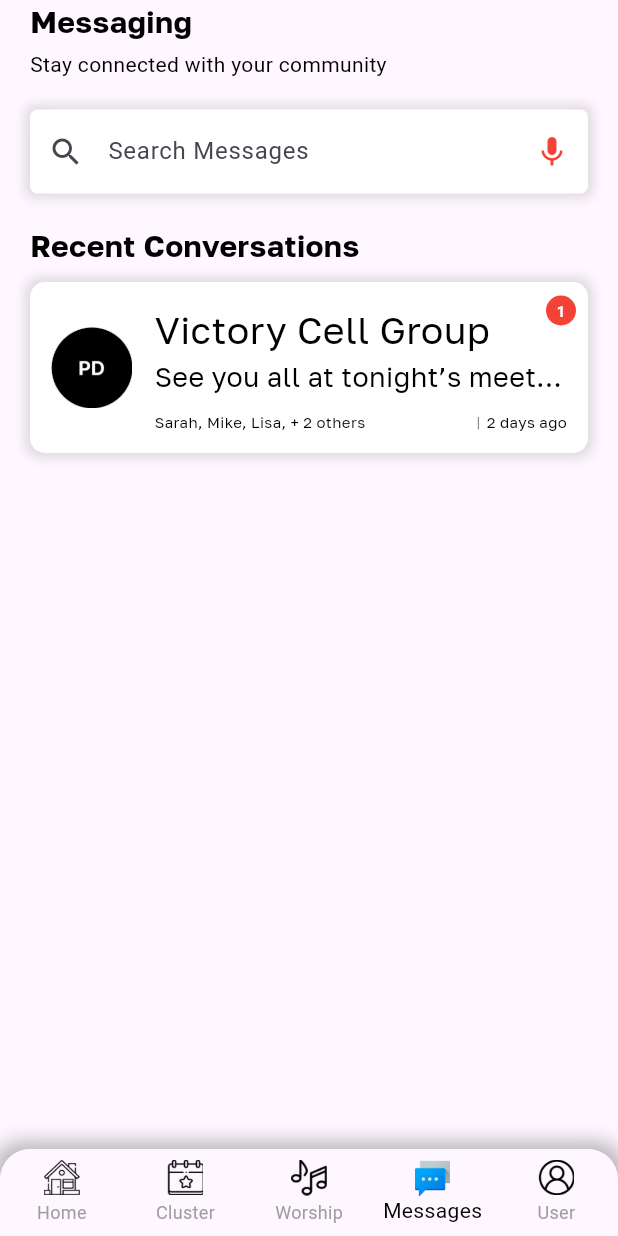
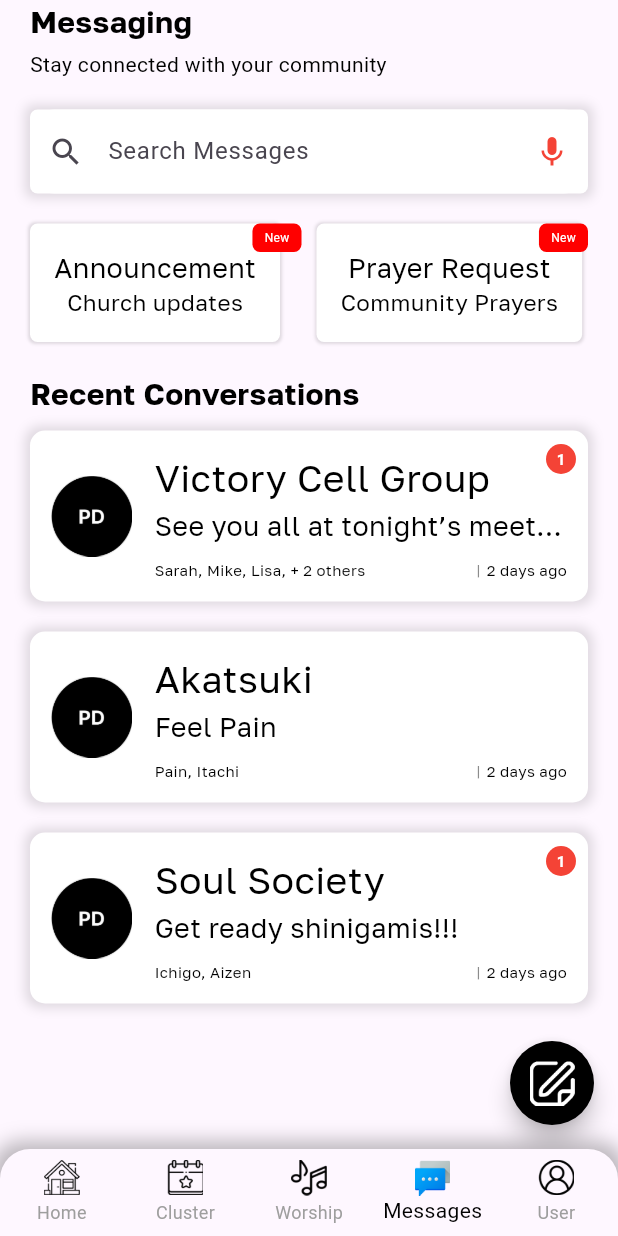
Before and after one commit to PhilipNzube/bcci_platform, a Flutter app: the screen it shows after launch, item 4 of the bottom bar chosen, on a phone screen of 412 x 824 dp. Run offline on Flutter 3.47's test engine with Material 3 defaults, Android fonts, the light colour scheme and no system bars; our stand-ins replace carousel_slider, connectivity_plus, flutter_secure_storage, shared_preferences.

Commit message:
delete 1 file and update 12 files

```diff
--- /dev/null
+++ b/lib/presentation/controllers/user_page_controller.dart
@@ -0,0 +1,168 @@
+import 'package:carousel_slider/carousel_slider.dart';
+import 'package:flutter/material.dart' hide CarouselController;
+import 'package:flutter_secure_storage/flutter_secure_storage.dart';
+import 'package:shared_preferences/shared_preferences.dart';
+import 'dart:async';
+import 'package:connectivity_plus/connectivity_plus.dart';
+
+class UserPageController extends ChangeNotifier {
+  final TextEditingController _searchController = TextEditingController();
+  final FocusNode _searchFocusNode = FocusNode();
+  List _searchResults = [];
+  bool _searchLoading = false;
+  bool _isSearching = false;
+  List<String> _imagePaths = [
+    "images/Banner.png",
+    "images/Banner.png",
+    "images/Banner.png",
+  ];
+  int _current = 0;
+  final CarouselController _controller = CarouselController();
+  Map<String, bool> _isLikedMap = {};
+  int? _selectedRadioValue = 0;
+  final storage = const FlutterSecureStorage();
+  ValueNotifier<String?> _selectedFilter = ValueNotifier<String?>(null);
+  bool _isFilterActive = false;
+  int? userId;
+  String? _fullName;
+  String? _userName;
+  String? _profileImage;
+  String? _email;
+  String? _address;
+  String? _city;
+  String? _state;
+  String? _storeName;
+  String? _storeWebsiteUrl;
+  String? _storeDescription;
+  String? _walletBalance;
+  String? _phone;
+  String? _gender;
+  String? _role;
+  List<Map<String, dynamic>> products = [];
+  bool _isLoading = false;
+  late SharedPreferences prefs;
+  Timer? _timer;
+  int _remainingTime = 0;
+  bool _isLoading2 = false;
+  bool _isRefreshing = false;
+  StreamSubscription<ConnectivityResult>? connectivitySubscription;
+  late ScrollController _scrollController;
+  int pageNum = 1;
+  bool _isFetchingMore = false;
+  String _userRole = "";
+  String _url = "";
+  bool _isMoved = false;
+  bool _isLoggedOut = false;
+  String _previousRole = "Customer";
+  String _currentRole = "Customer";
+  bool _activateFabForCustomerView = false;
+  // late Future<void> _userData;
+
+  UserPageController() {
+    initialize();
+  }
+
+  //public getters
+  String? get fullName => _fullName;
+  String? get userName => _userName;
+  String? get phone => _phone;
+  String? get email => _email;
+  String? get profileImage => _profileImage;
+  String? get address => _address;
+  String? get city => _city;
+  String? get state => _state;
+  String? get storeName => _storeName;
+  String? get storeWebsiteUrl => _storeWebsiteUrl;
+  String? get storeDescription => _storeDescription;
+  String? get walletBalance => _walletBalance;
+  String? get gender => _gender;
+  String? get role => _role;
+  int get remainingTime => _remainingTime;
+  bool get isSearching => _isSearching;
+  bool get isLoading => _isLoading;
+  bool get isLoading2 => _isLoading2;
+  bool get searchLoading => _searchLoading;
+  List<dynamic> get searchResults => _searchResults;
+  int get current => _current;
+  bool get isFetchingMore => _isFetchingMore;
+  List<String> get imagePaths => _imagePaths;
+  bool get isFilterActive => _isFilterActive;
+  ValueNotifier<String?> get selectedFilter => _selectedFilter;
+  int? get selectedRadioValue => _selectedRadioValue;
+  String get userRole => _userRole;
+  bool get isMoved => _isMoved;
+  bool get isLoggedOut => _isLoggedOut;
+  String get previousRole => _previousRole;
+  String get currentRole => _currentRole;
+  bool get activateFabForCustomerView => _activateFabForCustomerView;
+  // Future<void> get userData => _userData;
+
+  TextEditingController get searchController => _searchController;
+  CarouselController get controller => _controller;
+  ScrollController get scrollController => _scrollController;
+
+  FocusNode get searchFocusNode => _searchFocusNode;
+
+  void setActivateFabForCustomerView(bool value) {
+    _activateFabForCustomerView = value;
+    notifyListeners();
+  }
+
+  void setCurrentRole(String value) {
+    _currentRole = value;
+    notifyListeners();
+  }
+
+  void setPreviousRole(String value) {
+    _previousRole = value;
+    notifyListeners();
+  }
+
+  void refreshController() {
+    notifyListeners();
+  }
+
+  void setIsLoading(bool value) {
+    _isLoading = value;
+    notifyListeners();
+  }
+
+  void setIsLoggedOut(bool value) {
+    _isLoggedOut = value;
+    notifyListeners();
+  }
+
+  void setIsSearching(bool value) {
+    _isSearching = value;
+    notifyListeners();
+  }
+
+  void setCurrent(int value) {
+    _current = value;
+    notifyListeners();
+  }
+
+  void setIsFilterActive(bool value) {
+    _isFilterActive = value;
+    notifyListeners();
+  }
+
+  void setSelectedRadioValue(int value) {
+    _selectedRadioValue = value;
+    notifyListeners();
+  }
+
+  void setIsMoved(bool value) {
+    _isMoved = value;
+    notifyListeners();
+  }
+
+  void initialize() async {
+    await initializePrefs();
+  }
+
+  Future<void> initializePrefs() async {
+    prefs = await SharedPreferences.getInstance();
+    notifyListeners();
+  }
+}
--- a/lib/presentation/screens/main_app/main_app.dart
+++ b/lib/presentation/screens/main_app/main_app.dart
@@ -1,6 +1,7 @@
 import 'package:bcci_platform/presentation/screens/cluster_page/cluster_page.dart';
 import 'package:bcci_platform/presentation/screens/home_page/home_page.dart';
 import 'package:bcci_platform/presentation/screens/messages_page/messages_page.dart';
+import 'package:bcci_platform/presentation/screens/user_page/user_page.dart';
 import 'package:bcci_platform/presentation/screens/worship_page/worship_page.dart';
 import 'package:flutter/material.dart';
 import '../../../core/services/connectivity_service.dart';
@@ -56,6 +57,7 @@ class _MainAppState extends State<MainApp> with TickerProviderStateMixin {
               ClusterPage(),
               WorshipPage(),
               MessagesPage(),
+              UserPage(),
             ],
           ),
         ),
--- a/lib/presentation/screens/messages_page/messages_page.dart
+++ b/lib/presentation/screens/messages_page/messages_page.dart
@@ -1,9 +1,10 @@
 import 'package:bcci_platform/core/widgets/custom_gap.dart';
 import 'package:bcci_platform/presentation/controllers/messages_page_controller.dart';
+import 'package:bcci_platform/presentation/screens/messages_page/widgets/new_info_card.dart';
 import 'package:bcci_platform/presentation/screens/messages_page/widgets/recent_chat_card.dart';
 import 'package:bcci_platform/presentation/screens/worship_page/widgets/audio_card.dart';
 import 'package:bcci_platform/presentation/screens/worship_page/widgets/filter_chip.dart';
-import 'package:flutter/material.dart' hide CarouselController, FilterChip;
+import 'package:flutter/material.dart' hide CarouselController, NewInfoCard;
 import 'package:provider/provider.dart';
 
 class MessagesPage extends StatefulWidget {
@@ -77,6 +78,28 @@ class _MessagesPageState extends State<MessagesPage>
                         ),
                       ),
                       Gap(20),
+                      Row(
+                        mainAxisAlignment: MainAxisAlignment.spaceBetween,
+                        children: [
+                          Expanded(
+                            child: NewInfoCard(
+                              title: "Announcement",
+                              message: "Church updates",
+                              badgeText: "New",
+                            ),
+                          ),
+                          const SizedBox(width: 10),
+                          Expanded(
+                            child: NewInfoCard(
+                              title: "Prayer Request",
+                              message: "Community Prayers",
+                              badgeText: "New",
+                            ),
+                          ),
+                        ],
+                      ),
+
+                      Gap(20),
                       const Text(
                         "Recent Conversations",
                         style: TextStyle(
@@ -95,9 +118,35 @@ class _MessagesPageState extends State<MessagesPage>
                         timeStamp: "2 days ago",
                         count: 1,
                       ),
+                      RecentChatCard(
+                        img: "images/Pastor_David_Convo.png",
+                        name: "Akatsuki",
+                        chat: "Feel Pain",
+                        members: "Pain, Itachi",
+                        timeStamp: "2 days ago",
+                      ),
+                      RecentChatCard(
+                        img: "images/Pastor_David_Convo.png",
+                        name: "Soul Society",
+                        chat: "Get ready shinigamis!!!",
+                        members: "Ichigo, Aizen",
+                        timeStamp: "2 days ago",
+                        count: 1,
+                      ),
                       Gap(10),
                     ],
                   ),
+                ),
+              ),
+              floatingActionButton: FloatingActionButton(
+                heroTag: 'message_fab',
+                onPressed: () {},
+                backgroundColor: const Color(0xFF000000),
+                shape: const CircleBorder(),
+                child: Image.asset(
+                  'images/Write_Message.png',
+                  height: 30,
+                  fit: BoxFit.cover,
                 ),
               ),
             ),
--- /dev/null
+++ b/lib/presentation/screens/messages_page/widgets/new_info_card.dart
@@ -0,0 +1,69 @@
+import 'package:flutter/material.dart';
+
+import '../../../../core/widgets/custom_gap.dart';
+
+class NewInfoCard extends StatelessWidget {
+  final String title;
+  final String message;
+  final String badgeText;
+
+  const NewInfoCard({
+    super.key,
+    required this.title,
+    required this.message,
+    required this.badgeText,
+  });
+
+  @override
+  Widget build(BuildContext context) {
+    return Stack(
+      children: [
+        Container(
+          padding: const EdgeInsets.all(16),
+          decoration: BoxDecoration(
+            color: Colors.white,
+            borderRadius: BorderRadius.circular(5),
+            boxShadow: [
+              BoxShadow(color: Colors.black12, spreadRadius: 1, blurRadius: 1),
+            ],
+          ),
+          child: Column(
+            mainAxisAlignment: MainAxisAlignment.center,
+            children: [
+              Text(
+                title,
+                style: const TextStyle(fontSize: 18, fontFamily: 'GolosText'),
+                overflow: TextOverflow.ellipsis,
+                maxLines: 1,
+                softWrap: false,
+              ),
+              Gap(10, isHorizontal: true),
+              Text(
+                message,
+                style: const TextStyle(fontSize: 15, fontFamily: 'GolosText'),
+                overflow: TextOverflow.ellipsis,
+                maxLines: 1,
+                softWrap: false,
+              ),
+            ],
+          ),
+        ),
+        Positioned(
+          top: 0,
+          right: 0,
+          child: Container(
+            padding: const EdgeInsets.symmetric(vertical: 4, horizontal: 8),
+            decoration: BoxDecoration(
+              color: Color(0xFFFF0000),
+              borderRadius: BorderRadius.circular(5),
+            ),
+            child: Text(
+              badgeText,
+              style: TextStyle(fontSize: 8, color: Colors.white),
+            ),
+          ),
+        ),
+      ],
+    );
+  }
+}
--- a/lib/presentation/screens/messages_page/widgets/recent_chat_card.dart
+++ b/lib/presentation/screens/messages_page/widgets/recent_chat_card.dart
@@ -84,6 +84,7 @@ class RecentChatCard extends StatelessWidget {
                               maxLines: 1,
                             ),
                           ),
+                          if (members != null)
                             const Padding(
                               padding: EdgeInsets.symmetric(horizontal: 4),
                               child: Text(
```
Also changed, not shown: lib/presentation/screens/user_page/user_page.dart (added, +234 -0 lines), lib/presentation/screens/user_page/widgets/settings_item.dart (added, +57 -0 lines), pubspec.yaml (+7 -1 lines), images/Acheivement_Settings.png (added), images/Data_Management_Settings.png (added), images/Edit_Profile.png (added), images/Notification_Settings.png (added), images/Privacy_Settings.png (added), images/Security_Settings.png (added), images/Spiritual_Goal_Settings.png (added), images/export.png (deleted). Lines whose indentation alone changed are shown as unchanged.
